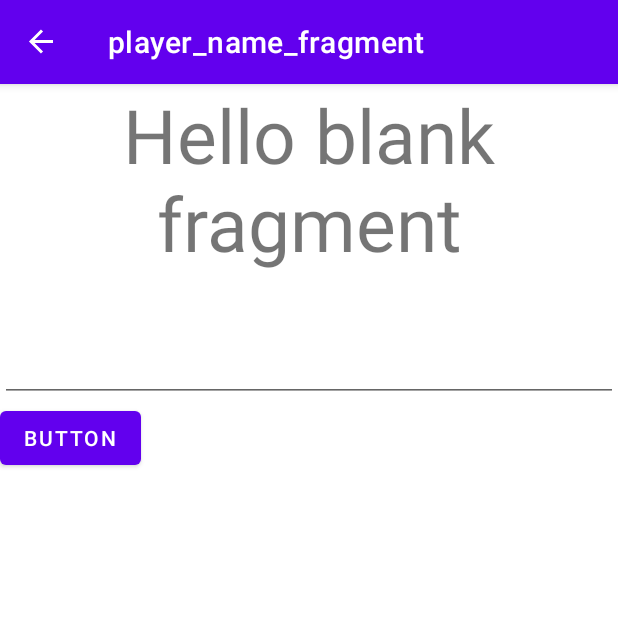
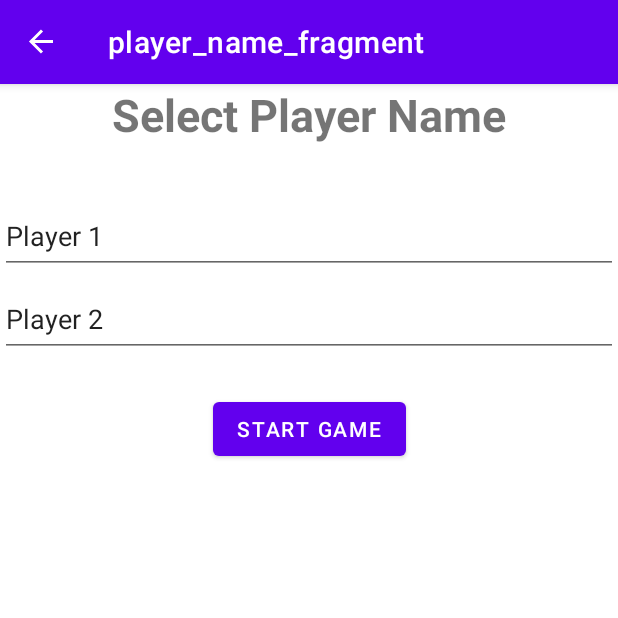
Before and after one commit to rafael-cagliari/tic_tac_toe_android, an Android app: the PlayerNameFragment screen opened through its navigation route, on a phone screen of 412 x 824 dp, the top half of it. Run offline under Robolectric (Android 15) with nearby library versions, the phone set to English and light mode, and no system bars; our stand-ins replace navigation-ui.

Commit message:
-started implementing UI logic for game fragment

```diff
--- a/app/src/main/java/com/rafael/tictactoeapp/GameModeSelection.kt
+++ b/app/src/main/java/com/rafael/tictactoeapp/GameModeSelectionFragment.kt
@@ -9,19 +9,22 @@ import androidx.navigation.fragment.findNavController
 import com.rafael.tictactoeapp.databinding.GameModeSelectionFragmentBinding
 
 
-class GameModeSelection : Fragment() {
+class GameModeSelectionFragment : Fragment() {
 
-    val binding : GameModeSelectionFragmentBinding? = null
+    var binding : GameModeSelectionFragmentBinding? = null
     override fun onCreateView(
         inflater: LayoutInflater, container: ViewGroup?,
         savedInstanceState: Bundle?
     ): View? {
         // Inflate the layout for this fragment
-        return inflater.inflate(R.layout.game_mode_selection_fragment, container, false)
+        val fragmentBinding = GameModeSelectionFragmentBinding.inflate(inflater, container, false)
+        binding = fragmentBinding
+        return fragmentBinding.root
     }
+
 
     override fun onViewCreated(view: View, savedInstanceState: Bundle?) {
         super.onViewCreated(view, savedInstanceState)
-        binding?.buttonPvp?.setOnClickListener { findNavController().navigate(GameModeSelectionDirections.actionGameModeSelectionToPlayerNameFragment()) }
+        binding?.buttonPvp?.setOnClickListener { findNavController().navigate(GameModeSelectionFragmentDirections.actionGameModeSelectionToPlayerNameFragment()) }
     }
     }
--- a/app/src/main/java/com/rafael/tictactoeapp/PlayerNameFragment.kt
+++ b/app/src/main/java/com/rafael/tictactoeapp/PlayerNameFragment.kt
@@ -4,9 +4,10 @@ import android.os.Bundle
 import android.view.LayoutInflater
 import android.view.View
 import android.view.ViewGroup
+import android.widget.Toast
 import androidx.fragment.app.Fragment
 import androidx.fragment.app.viewModels
-import androidx.lifecycle.Observer
+import androidx.navigation.fragment.findNavController
 import com.rafael.tictactoeapp.databinding.PlayerNameFragmentBinding
 import com.rafael.tictactoeapp.viewmodel.TicTacViewModel
 
@@ -25,19 +26,17 @@ class PlayerNameFragment : Fragment() {
         binding = fragmentBinding
         return fragmentBinding.root
         // Inflate the layout for this fragment
+
     }
 
     override fun onViewCreated(view: View, savedInstanceState: Bundle?) {
         super.onViewCreated(view, savedInstanceState)
 
-
-        //observes the LiveData object
-        ticTacViewModel.players.observe(viewLifecycleOwner, Observer { binding!!.text1.text=
-            ticTacViewModel.players.value?.get(0)?.name ?: ""
-        })
+        binding?.button?.text = "Start Game"
 
         //once the start button is pressed, player 1 and player 2 are created, receiving the names typed on the boxes
-        binding?.button?.setOnClickListener { ticTacViewModel.createPlayers(binding!!.playerName.text.toString(), binding!!.playerName.text.toString())
-
+        binding?.button?.setOnClickListener { ticTacViewModel.createPlayers(binding!!.player1Name.text.toString(), binding!!.player2Name.text.toString())
+        findNavController().navigate(PlayerNameFragmentDirections.actionPlayerNameFragmentToGameFragment())
+            Toast.makeText(context, ticTacViewModel.players.value?.get(0)?.name, Toast.LENGTH_SHORT).show()
     }
 }}
--- a/app/src/main/res/layout/game_mode_selection_fragment.xml
+++ b/app/src/main/res/layout/game_mode_selection_fragment.xml
@@ -4,7 +4,7 @@
     xmlns:tools="http://schemas.android.com/tools"
     android:layout_width="match_parent"
     android:layout_height="match_parent"
-    tools:context=".GameModeSelection">
+    tools:context=".GameModeSelectionFragment">
 
     <TextView
         android:id="@+id/textView"
--- a/app/src/main/res/layout/player_name_fragment.xml
+++ b/app/src/main/res/layout/player_name_fragment.xml
@@ -12,28 +12,40 @@
         android:layout_width="wrap_content"
         android:layout_height="wrap_content"
         android:gravity="center"
-        android:text="@string/hello_blank_fragment"
-        android:textSize="50dp"
+        android:text="Select Player Name"
+        android:textSize="30dp"
+        android:textStyle="bold"
+        app:layout_constraintEnd_toEndOf="parent"
+        app:layout_constraintStart_toStartOf="parent"
+        tools:ignore="MissingConstraints"
+        tools:layout_editor_absoluteY="159dp" />
+
+    <EditText
+        android:id="@+id/player1_name"
+        android:text="Player 1"
+        app:layout_constraintTop_toBottomOf="@+id/text1"
         tools:layout_editor_absoluteX="0dp"
-        tools:layout_editor_absoluteY="159dp"
+        style="@style/player_name_insert"
         tools:ignore="MissingConstraints" />
 
     <EditText
-        android:id="@+id/player_name"
-        android:layout_width="match_parent"
-        android:layout_height="50dp"
-        android:layout_marginTop="36dp"
-        app:layout_constraintTop_toBottomOf="@+id/text1"
-        tools:layout_editor_absoluteX="0dp" />
+        android:id="@+id/player2_name"
+        style="@style/player_name_insert"
+        android:layout_marginTop="5dp"
+        android:text="Player 2"
+        app:layout_constraintTop_toBottomOf="@+id/player1_name"
+        tools:ignore="MissingConstraints" />
 
     <Button
         android:id="@+id/button"
         android:layout_width="wrap_content"
         android:layout_height="wrap_content"
+        android:layout_marginTop="24dp"
         android:text="Button"
-        app:layout_constraintTop_toBottomOf="@+id/player_name"
-        tools:ignore="MissingConstraints"
-        tools:layout_editor_absoluteX="159dp" />
+        app:layout_constraintEnd_toEndOf="parent"
+        app:layout_constraintStart_toStartOf="parent"
+        app:layout_constraintTop_toBottomOf="@+id/player2_name"
+        tools:ignore="MissingConstraints" />
 
 
 </androidx.constraintlayout.widget.ConstraintLayout>
--- a/app/src/main/res/navigation/nav_graph.xml
+++ b/app/src/main/res/navigation/nav_graph.xml
@@ -9,14 +9,23 @@
         android:id="@+id/playerNameFragment"
         android:name="com.rafael.tictactoeapp.PlayerNameFragment"
         android:label="player_name_fragment"
-        tools:layout="@layout/player_name_fragment" />
+        tools:layout="@layout/player_name_fragment" >
+        <action
+            android:id="@+id/action_playerNameFragment_to_gameFragment"
+            app:destination="@id/gameFragment" />
+    </fragment>
     <fragment
         android:id="@+id/gameModeSelection"
-        android:name="com.rafael.tictactoeapp.GameModeSelection"
+        android:name="com.rafael.tictactoeapp.GameModeSelectionFragment"
         android:label="game_mode_selection_fragment"
         tools:layout="@layout/game_mode_selection_fragment" >
         <action
             android:id="@+id/action_gameModeSelection_to_playerNameFragment"
             app:destination="@id/playerNameFragment" />
     </fragment>
+    <fragment
+        android:id="@+id/gameFragment"
+        android:name="com.rafael.tictactoeapp.GameFragment"
+        android:label="game_fragment"
+        tools:layout="@layout/game_fragment" />
 </navigation>
--- a/app/src/main/res/values/strings.xml
+++ b/app/src/main/res/values/strings.xml
@@ -2,4 +2,5 @@
     <string name="app_name">Tic Tac Toe App</string>
     <!-- TODO: Remove or change this placeholder text -->
     <string name="hello_blank_fragment">Hello blank fragment</string>
+    <string name="test">test</string>
 </resources>
--- a/app/src/main/res/values/styles.xml
+++ b/app/src/main/res/values/styles.xml
@@ -6,4 +6,10 @@
         <item name="android:layout_height">wrap_content</item>
         <item name="android:layout_marginTop">120dp</item>
     </style>
+
+    <style name="player_name_insert">
+        <item name="android:layout_width">match_parent</item>
+        <item name="android:layout_height">50dp</item>
+        <item name="android:layout_marginTop">36dp</item>
+    </style>
 </resources>
```
Also changed, not shown: app/src/main/java/com/rafael/tictactoeapp/GameFragment.kt (added, +40 -0 lines), app/src/main/res/layout/game_fragment.xml (added, +24 -0 lines).
